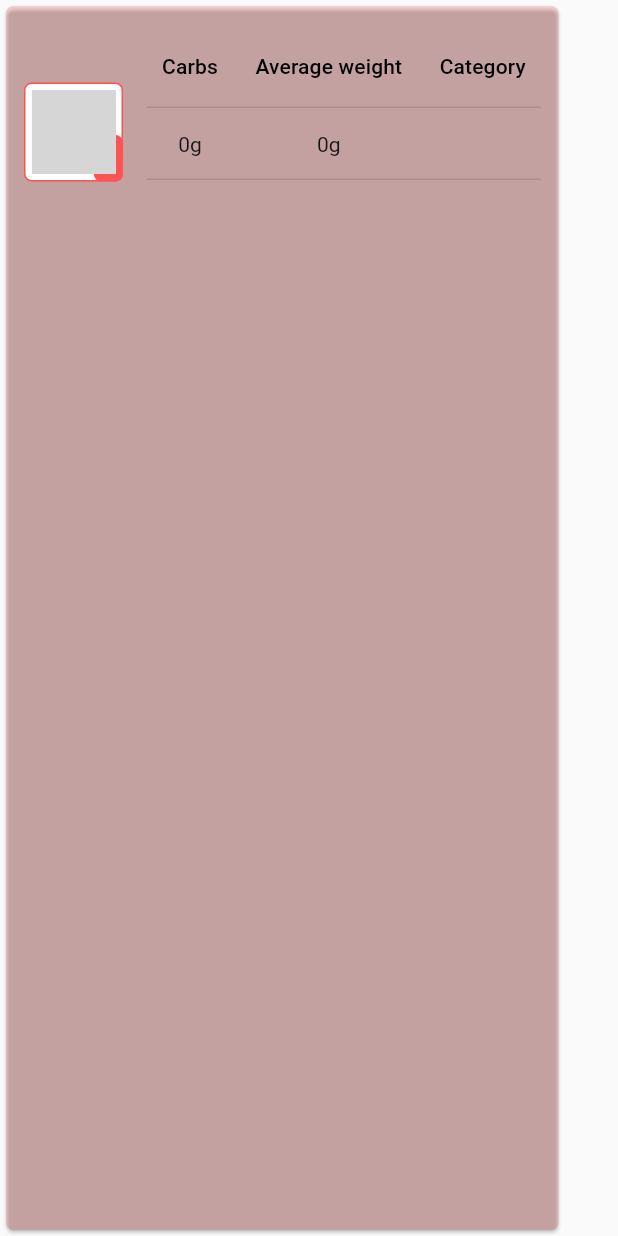
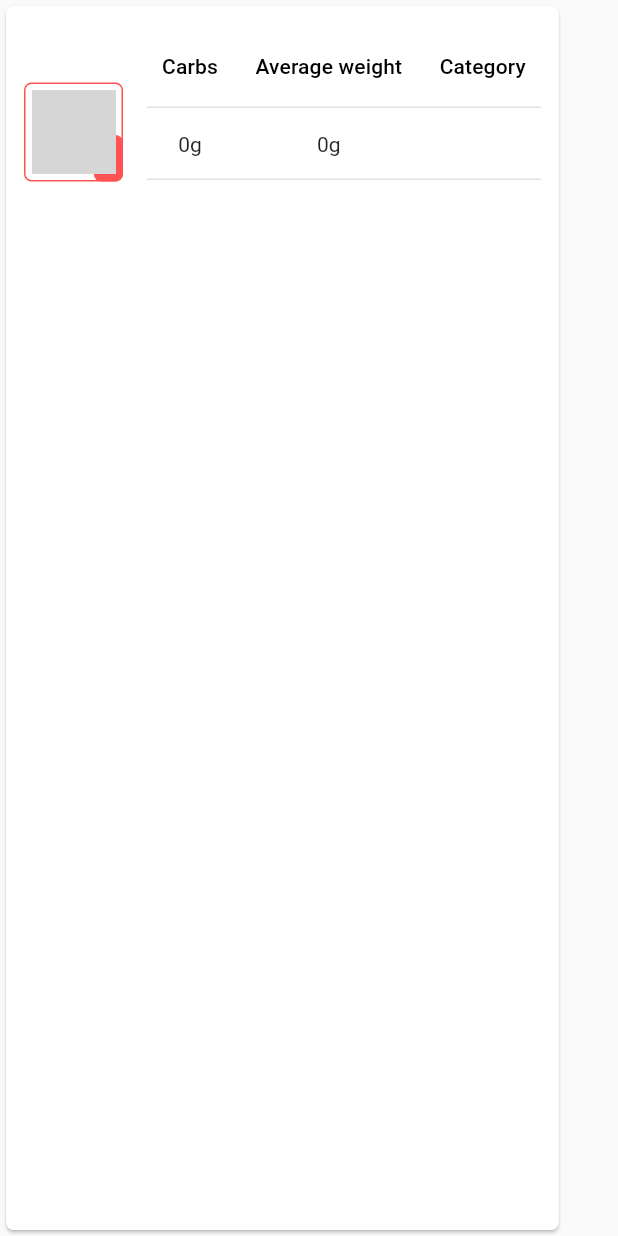
Before and after one commit to jfletcher20/sugar_tracker, a Flutter app: the FoodCard widget shown alone on an empty page, opened directly with empty values, on a phone screen of 412 x 824 dp. Run offline on Flutter 3.47's test engine with Material 2 defaults, Android fonts, the phone set to English and light mode, and no system bars; our stand-ins replace sqflite; accounts and stored records are empty; grey boxes are pictures that could not be loaded.

Commit message:
Food list is now sorted by name, then by category.

```diff
--- a/lib/data/models/m_food.dart
+++ b/lib/data/models/m_food.dart
@@ -21,7 +21,13 @@ class Food {
   double? weight;
   String? picture;
   String? notes;
-  int amount = 0;
+  int _amount = 0;
+  int get amount => _amount;
+  set amount(int value) {
+    if (value >= 0) {
+      _amount = value;
+    }
+  }
 
   Food(
       {this.id,
@@ -31,7 +37,8 @@ class Food {
       this.weight,
       this.picture,
       this.notes,
-      this.amount = 0});
+      int amount = 0})
+      : _amount = amount;
 
   Food.fromMap(Map<String, dynamic> map) {
     id = map["id"];
--- a/lib/presentation/widgets/food/w_dgv_foods.dart
+++ b/lib/presentation/widgets/food/w_dgv_foods.dart
@@ -12,7 +12,6 @@ class FoodsGridView extends StatelessWidget {
       shape: RoundedRectangleBorder(
         borderRadius: BorderRadius.circular(5),
       ),
-      color: Colors.white.withOpacity(0.3),
       child: SizedBox(
         width: 64 + 8,
         height: 64 + 8,
--- a/lib/presentation/widgets/food/w_food_card.dart
+++ b/lib/presentation/widgets/food/w_food_card.dart
@@ -10,7 +10,6 @@ class FoodCard extends StatelessWidget {
   @override
   Widget build(BuildContext context) {
     return Card(
-      color: Colors.redAccent.withOpacity(0.2),
       shape: RoundedRectangleBorder(
         borderRadius: BorderRadius.circular(5),
       ),
@@ -76,7 +75,7 @@ class FoodCard extends StatelessWidget {
     List<DataCell> cells = [
       DataCell(Center(child: Text("${(food.carbs! * food.amount).round()}g"))),
       DataCell(Center(child: Text("${(food.weight! * food.amount).round()}g"))),
-      DataCell(Center(child: Text("${food.category}"))),
+      DataCell(Center(child: Text(food.category?.name ?? "Unassigned"))),
     ];
     return DataTable(
       horizontalMargin: 10,
--- a/lib/presentation/widgets/food/w_food_selector.dart
+++ b/lib/presentation/widgets/food/w_food_selector.dart
@@ -18,6 +18,8 @@ class _FoodSelectorWidgetState extends State<FoodSelectorWidget> {
       builder: (context, snapshot) {
         if (snapshot.hasData) {
           List<Food> foods = snapshot.data as List<Food>;
+          foods.sort((a, b) => a.name!.compareTo(b.name!));
+          foods.sort((a, b) => a.category!.name!.compareTo(b.category!.name!));
           return ListView.builder(
             itemCount: foods.length,
             shrinkWrap: true,
```
Also changed, not shown: lib/data/api/u_api_food.dart (+8 -4 lines), lib/presentation/widgets/food/w_food_counter.dart (+3 -9 lines), lib/presentation/widgets/meal/w_meals_form.dart (+15 -17 lines).
